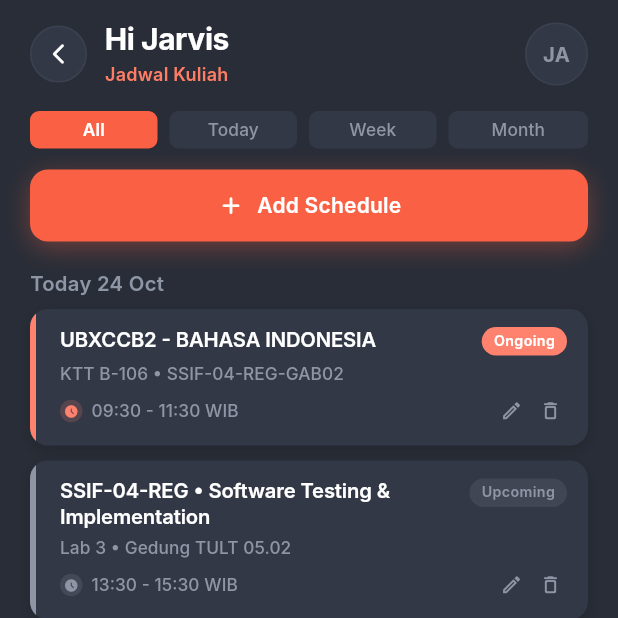
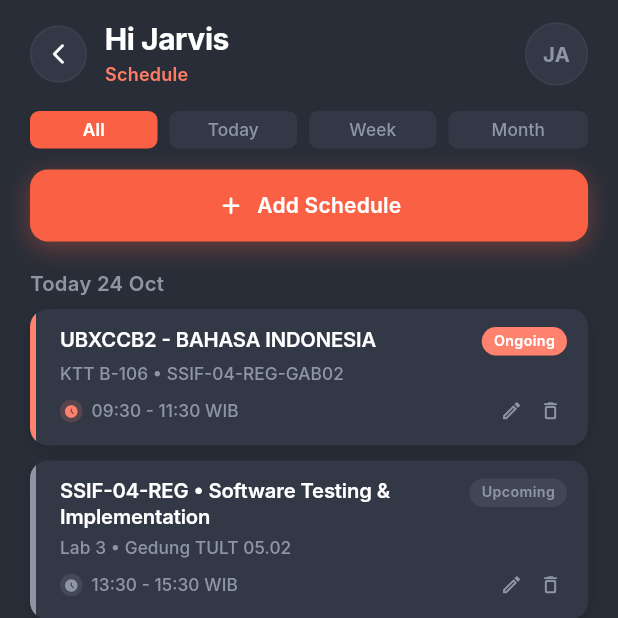
Before and after one commit to Pvsudbd/Impal-02-07, a Flutter app: the HomePage screen opened directly, item 4 of the bottom bar chosen, on a phone screen of 412 x 824 dp, the top half of it. Run offline on Flutter 3.47's test engine with Material 3 defaults, Android fonts, the phone set to English and light mode, and no system bars; our stand-ins replace shared_preferences; accounts and stored records are empty; Roboto replaces fonts that are missing (Inter).

```diff
--- a/frontend/lib/presentation/features/jadwal/schedule_page.dart
+++ b/frontend/lib/presentation/features/jadwal/schedule_page.dart
@@ -500,7 +500,7 @@ class _ScheduleContentViewState extends State<ScheduleContentView> {
                     ),
                     const SizedBox(height: 3),
                     const Text(
-                      'Jadwal Kuliah',
+                      'Schedule',
                       overflow: TextOverflow.ellipsis,
                       style: TextStyle(
                         color: Color(0xFFFF7D65),
```
